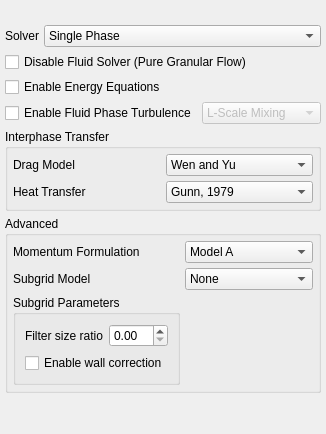
First picture: the form in gui/uifiles/model.ui, repository truongd8593/mfix, before the edit.
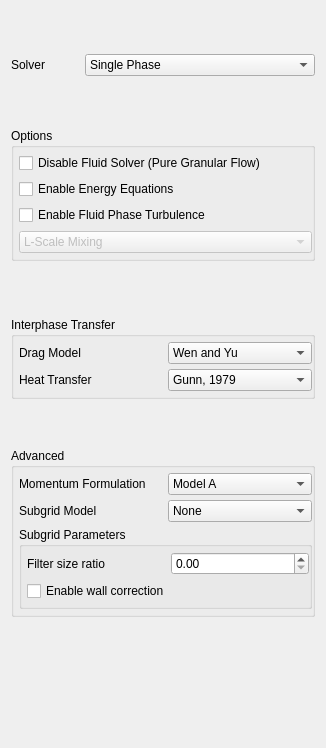
Second picture: the form after the edit. Custom widgets are drawn as their Qt base class.

Commit message: reduce some margins

```diff
--- a/gui/uifiles/model.ui
+++ b/gui/uifiles/model.ui
@@ -7,40 +7,17 @@
     <x>0</x>
     <y>0</y>
     <width>326</width>
-    <height>434</height>
+    <height>748</height>
    </rect>
   </property>
-  <layout class="QGridLayout" name="gridLayout_15">
-   <property name="margin">
-    <number>5</number>
-   </property>
-   <property name="spacing">
-    <number>5</number>
-   </property>
-   <item row="4" column="1">
-    <widget class="ComboBox" name="combobox_turbulence_model">
-     <property name="enabled">
-      <bool>false</bool>
-     </property>
-     <item>
-      <property name="text">
-       <string>L-Scale Mixing</string>
-      </property>
-     </item>
-     <item>
-      <property name="text">
-       <string>k-ε Model</string>
-      </property>
-     </item>
-    </widget>
-   </item>
-   <item row="0" column="0">
+  <layout class="QGridLayout" name="gridLayout_4">
+   <item row="0" column="1">
     <spacer name="verticalSpacer_2">
      <property name="orientation">
       <enum>Qt::Vertical</enum>
      </property>
      <property name="sizeType">
-      <enum>QSizePolicy::Minimum</enum>
+      <enum>QSizePolicy::Expanding</enum>
      </property>
      <property name="sizeHint" stdset="0">
       <size>
@@ -50,28 +27,143 @@
      </property>
     </spacer>
    </item>
-   <item row="5" column="0">
-    <spacer name="verticalSpacer_9">
+   <item row="1" column="0">
+    <widget class="QLabel" name="label_6">
+     <property name="sizePolicy">
+      <sizepolicy hsizetype="Maximum" vsizetype="Preferred">
+       <horstretch>0</horstretch>
+       <verstretch>0</verstretch>
+      </sizepolicy>
+     </property>
+     <property name="text">
+      <string>Solver</string>
+     </property>
+    </widget>
+   </item>
+   <item row="1" column="2">
+    <widget class="ComboBox" name="combobox_solver">
+     <item>
+      <property name="text">
+       <string>Single Phase</string>
+      </property>
+     </item>
+     <item>
+      <property name="text">
+       <string>Two-Fluid Model (MFIX-TFM)</string>
+      </property>
+     </item>
+     <item>
+      <property name="text">
+       <string>Discrete Element Model (MFIX-DEM)</string>
+      </property>
+     </item>
+     <item>
+      <property name="text">
+       <string>Particle-in-Cell (MFIX-PIC)</string>
+      </property>
+     </item>
+     <item>
+      <property name="text">
+       <string>MFIX-Hybrid</string>
+      </property>
+     </item>
+    </widget>
+   </item>
+   <item row="2" column="2">
+    <spacer name="verticalSpacer">
      <property name="orientation">
       <enum>Qt::Vertical</enum>
      </property>
      <property name="sizeHint" stdset="0">
       <size>
        <width>20</width>
-       <height>20</height>
+       <height>46</height>
       </size>
      </property>
     </spacer>
    </item>
+   <item row="3" column="0" colspan="3">
+    <widget class="QGroupBox" name="groupBox_options">
+     <property name="title">
+      <string>Options</string>
+     </property>
+     <property name="flat">
+      <bool>true</bool>
+     </property>
+     <layout class="QGridLayout" name="gridLayout_3">
+      <property name="leftMargin">
+       <number>5</number>
+      </property>
+      <property name="topMargin">
+       <number>5</number>
+      </property>
+      <property name="rightMargin">
+       <number>0</number>
+      </property>
+      <property name="bottomMargin">
+       <number>5</number>
+      </property>
+      <item row="0" column="0">
+       <widget class="QCheckBox" name="checkbox_disable_fluid_solver">
+        <property name="text">
+         <string>Disable Fluid Solver (Pure Granular Flow)</string>
+        </property>
+       </widget>
+      </item>
+      <item row="1" column="0">
+       <widget class="CheckBox" name="checkbox_keyword_energy_eq">
+        <property name="text">
+         <string>Enable Energy Equations</string>
+        </property>
+       </widget>
+      </item>
+      <item row="2" column="0">
+       <widget class="QCheckBox" name="checkbox_enable_turbulence">
+        <property name="text">
+         <string>Enable Fluid Phase Turbulence</string>
+        </property>
+       </widget>
+      </item>
+      <item row="3" column="0">
+       <widget class="ComboBox" name="combobox_turbulence_model">
+        <property name="enabled">
+         <bool>false</bool>
+        </property>
+        <item>
+         <property name="text">
+          <string>L-Scale Mixing</string>
+         </property>
+        </item>
+        <item>
+         <property name="text">
+          <string>k-ε Model</string>
+         </property>
+        </item>
+       </widget>
+      </item>
+     </layout>
+    </widget>
+   </item>
    <item row="4" column="0">
-    <widget class="QCheckBox" name="checkbox_enable_turbulence">
-     <property name="text">
-      <string>Enable Fluid Phase Turbulence</string>
+    <widget class="QFrame" name="frame_9">
+     <property name="frameShape">
+      <enum>QFrame::NoFrame</enum>
      </property>
+     <property name="frameShadow">
+      <enum>QFrame::Plain</enum>
+     </property>
+     <layout class="QGridLayout" name="gridLayout_2">
+      <property name="margin">
+       <number>0</number>
+      </property>
+      <property name="spacing">
+       <number>5</number>
+      </property>
+     </layout>
     </widget>
    </item>
-   <item row="7" column="0">
-    <spacer name="verticalSpacer_10">
+   <item row="4" column="1">
+    <spacer name="verticalSpacer_9">
      <property name="orientation">
       <enum>Qt::Vertical</enum>
      </property>
@@ -83,21 +175,7 @@
      </property>
     </spacer>
    </item>
-   <item row="2" column="0" colspan="2">
-    <widget class="QCheckBox" name="checkbox_disable_fluid_solver">
-     <property name="text">
-      <string>Disable Fluid Solver (Pure Granular Flow)</string>
-     </property>
-    </widget>
-   </item>
-   <item row="3" column="0" colspan="2">
-    <widget class="CheckBox" name="checkbox_keyword_energy_eq">
-     <property name="text">
-      <string>Enable Energy Equations</string>
-     </property>
-    </widget>
-   </item>
-   <item row="6" column="0" colspan="2">
+   <item row="5" column="0" colspan="3">
     <widget class="QGroupBox" name="groupbox_interphase">
      <property name="title">
       <string>Interphase Transfer</string>
@@ -106,12 +184,30 @@
       <bool>true</bool>
      </property>
      <layout class="QGridLayout" name="gridLayout_12">
-      <property name="margin">
+      <property name="leftMargin">
+       <number>5</number>
+      </property>
+      <property name="topMargin">
+       <number>5</number>
+      </property>
+      <property name="rightMargin">
+       <number>0</number>
+      </property>
+      <property name="bottomMargin">
        <number>5</number>
       </property>
       <property name="spacing">
        <number>5</number>
       </property>
+      <item row="1" column="1">
+       <widget class="ComboBox" name="comboBox_4">
+        <item>
+         <property name="text">
+          <string>Gunn, 1979</string>
+         </property>
+        </item>
+       </widget>
+      </item>
       <item row="0" column="1">
        <widget class="ComboBox" name="comboBox_3">
         <item>
@@ -135,92 +231,23 @@
         </property>
        </widget>
       </item>
-      <item row="1" column="1">
-       <widget class="ComboBox" name="comboBox_4">
-        <item>
-         <property name="text">
-          <string>Gunn, 1979</string>
-         </property>
-        </item>
-       </widget>
-      </item>
      </layout>
     </widget>
    </item>
-   <item row="1" column="0" colspan="2">
-    <widget class="QFrame" name="frame_9">
-     <property name="frameShape">
-      <enum>QFrame::NoFrame</enum>
-     </property>
-     <property name="frameShadow">
-      <enum>QFrame::Plain</enum>
-     </property>
-     <layout class="QGridLayout" name="gridLayout_2">
-      <property name="margin">
-       <number>0</number>
-      </property>
-      <property name="spacing">
-       <number>5</number>
-      </property>
-      <item row="0" column="0">
-       <widget class="QLabel" name="label_6">
-        <property name="sizePolicy">
-         <sizepolicy hsizetype="Maximum" vsizetype="Preferred">
-          <horstretch>0</horstretch>
-          <verstretch>0</verstretch>
-         </sizepolicy>
-        </property>
-        <property name="text">
-         <string>Solver</string>
-        </property>
-       </widget>
-      </item>
-      <item row="0" column="1">
-       <widget class="ComboBox" name="combobox_solver">
-        <item>
-         <property name="text">
-          <string>Single Phase</string>
-         </property>
-        </item>
-        <item>
-         <property name="text">
-          <string>Two-Fluid Model (MFIX-TFM)</string>
-         </property>
-        </item>
-        <item>
-         <property name="text">
-          <string>Discrete Element Model (MFIX-DEM)</string>
-         </property>
-        </item>
-        <item>
-         <property name="text">
-          <string>Particle-in-Cell (MFIX-PIC)</string>
-         </property>
-        </item>
-        <item>
-         <property name="text">
-          <string>MFIX-Hybrid</string>
-         </property>
-        </item>
-       </widget>
-      </item>
-     </layout>
-    </widget>
-   </item>
-   <item row="14" column="0">
-    <spacer name="verticalSpacer_3">
+   <item row="6" column="1">
+    <spacer name="verticalSpacer_10">
      <property name="orientation">
       <enum>Qt::Vertical</enum>
      </property>
      <property name="sizeHint" stdset="0">
       <size>
        <width>20</width>
-       <height>120</height>
+       <height>20</height>
       </size>
      </property>
     </spacer>
    </item>
-   <item row="8" column="0" rowspan="2" colspan="2">
+   <item row="7" column="0" colspan="3">
     <widget class="QGroupBox" name="groupBox_advanced">
      <property name="title">
       <string>Advanced</string>
@@ -229,7 +256,16 @@
       <bool>true</bool>
      </property>
      <layout class="QGridLayout" name="gridLayout_13">
-      <property name="margin">
+      <property name="leftMargin">
+       <number>5</number>
+      </property>
+      <property name="topMargin">
+       <number>5</number>
+      </property>
+      <property name="rightMargin">
+       <number>0</number>
+      </property>
+      <property name="bottomMargin">
        <number>5</number>
       </property>
       <property name="spacing">
@@ -293,7 +329,7 @@
         </property>
        </widget>
       </item>
-      <item row="7" column="0">
+      <item row="7" column="0" colspan="2">
        <widget class="QGroupBox" name="groupbox_subgrid_params">
         <property name="title">
          <string>Subgrid Parameters</string>
@@ -301,17 +337,19 @@
         <property name="flat">
          <bool>true</bool>
         </property>
-        <layout class="QFormLayout" name="formLayout">
-         <item row="0" column="0">
-          <widget class="QLabel" name="label_2">
-           <property name="text">
-            <string>Filter size ratio</string>
-           </property>
-          </widget>
-         </item>
-         <item row="0" column="1">
-          <widget class="QDoubleSpinBox" name="doubleSpinBox"/>
-         </item>
+        <layout class="QGridLayout" name="gridLayout">
+         <property name="leftMargin">
+          <number>5</number>
+         </property>
+         <property name="topMargin">
+          <number>5</number>
+         </property>
+         <property name="rightMargin">
+          <number>0</number>
+         </property>
+         <property name="bottomMargin">
+          <number>5</number>
+         </property>
          <item row="1" column="0" colspan="2">
           <widget class="QCheckBox" name="checkBox">
            <property name="text">
@@ -319,25 +357,56 @@
            </property>
           </widget>
          </item>
+         <item row="0" column="1">
+          <widget class="QDoubleSpinBox" name="doubleSpinBox"/>
+         </item>
+         <item row="0" column="0">
+          <widget class="QLabel" name="label_2">
+           <property name="text">
+            <string>Filter size ratio</string>
+           </property>
+          </widget>
+         </item>
         </layout>
        </widget>
       </item>
      </layout>
     </widget>
    </item>
+   <item row="8" column="1">
+    <spacer name="verticalSpacer_3">
+     <property name="orientation">
+      <enum>Qt::Vertical</enum>
+     </property>
+     <property name="sizeHint" stdset="0">
+      <size>
+       <width>20</width>
+       <height>120</height>
+      </size>
+     </property>
+    </spacer>
+   </item>
   </layout>
+  <zorder>groupbox_interphase</zorder>
+  <zorder>frame_9</zorder>
+  <zorder>groupBox_advanced</zorder>
+  <zorder>label_6</zorder>
+  <zorder>combobox_solver</zorder>
+  <zorder>groupBox_options</zorder>
+  <zorder>checkbox_disable_fluid_solver</zorder>
+  <zorder>verticalSpacer</zorder>
  </widget>
  <customwidgets>
-  <customwidget>
-   <class>CheckBox</class>
-   <extends>QCheckBox</extends>
-   <header>widgets/base</header>
-  </customwidget>
   <customwidget>
    <class>ComboBox</class>
    <extends>QComboBox</extends>
    <header>widgets/base</header>
   </customwidget>
+  <customwidget>
+   <class>CheckBox</class>
+   <extends>QCheckBox</extends>
+   <header>widgets/base</header>
+  </customwidget>
  </customwidgets>
  <resources/>
  <connections/>
```
The commit also changes 1 other file.
